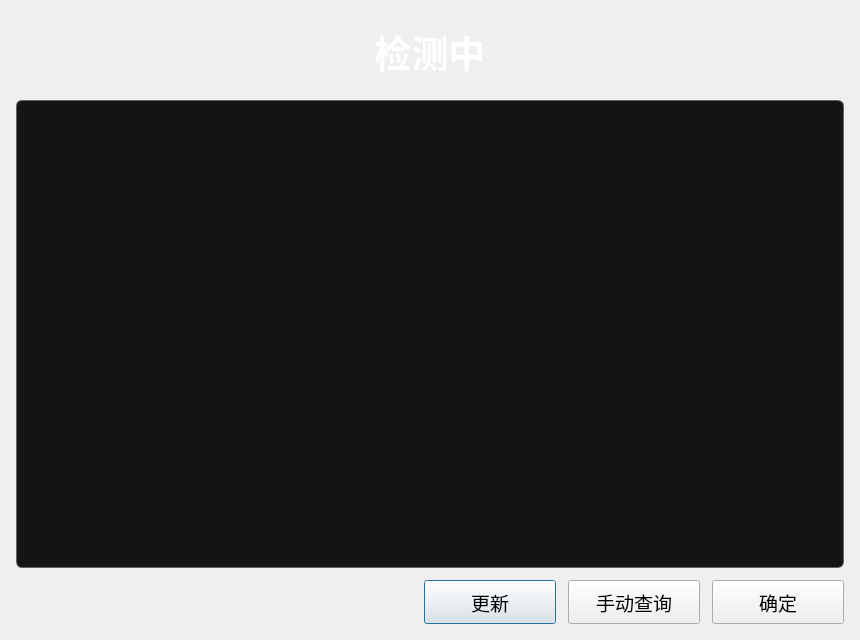
The window that ui/Update.ui (HQZ-OhNone/randname) describes before a commit, drawn with Qt 5.
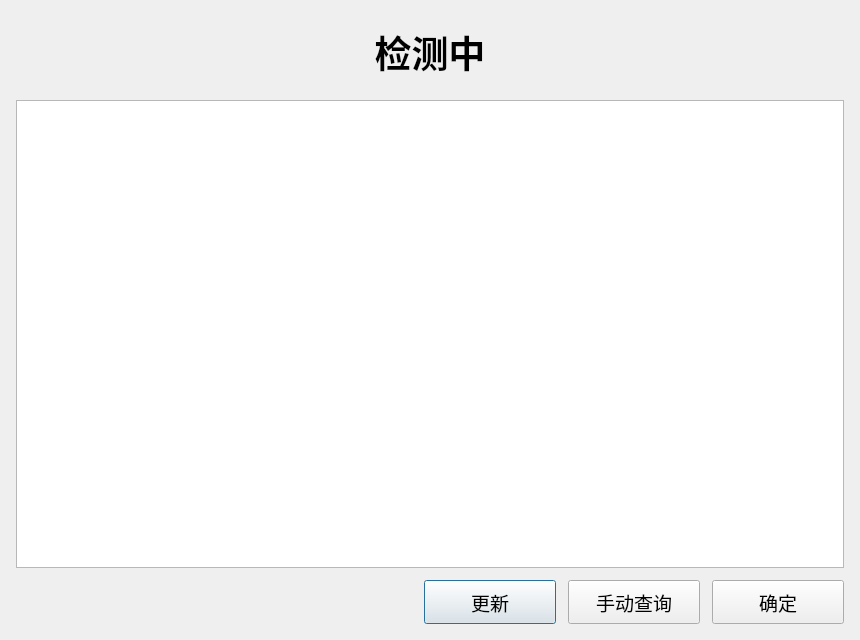
The same window after the commit.

The edit to the form file:
```diff
--- a/ui/Update.ui
+++ b/ui/Update.ui
@@ -47,7 +47,6 @@
      </property>
      <property name="styleSheet">
       <string notr="true">QLabel#statusLabel {
-    color: #FFFFFF;
     padding: 8px;
 }
 </string>
@@ -71,14 +70,7 @@
       </font>
      </property>
      <property name="styleSheet">
-      <string notr="true">QPlainTextEdit {
-    background-color: rgba(20, 20, 20, 255);
-    border: 1px solid #5F6368;
-    border-radius: 6px;
-    padding: 8px;
-    color: #F5F5F5;
-}
-QScrollBar:vertical { width: 22px; }
+      <string notr="true">QScrollBar:vertical { width: 22px; }
 QScrollBar:horizontal { height: 22px; }
 </string>
      </property>
```
